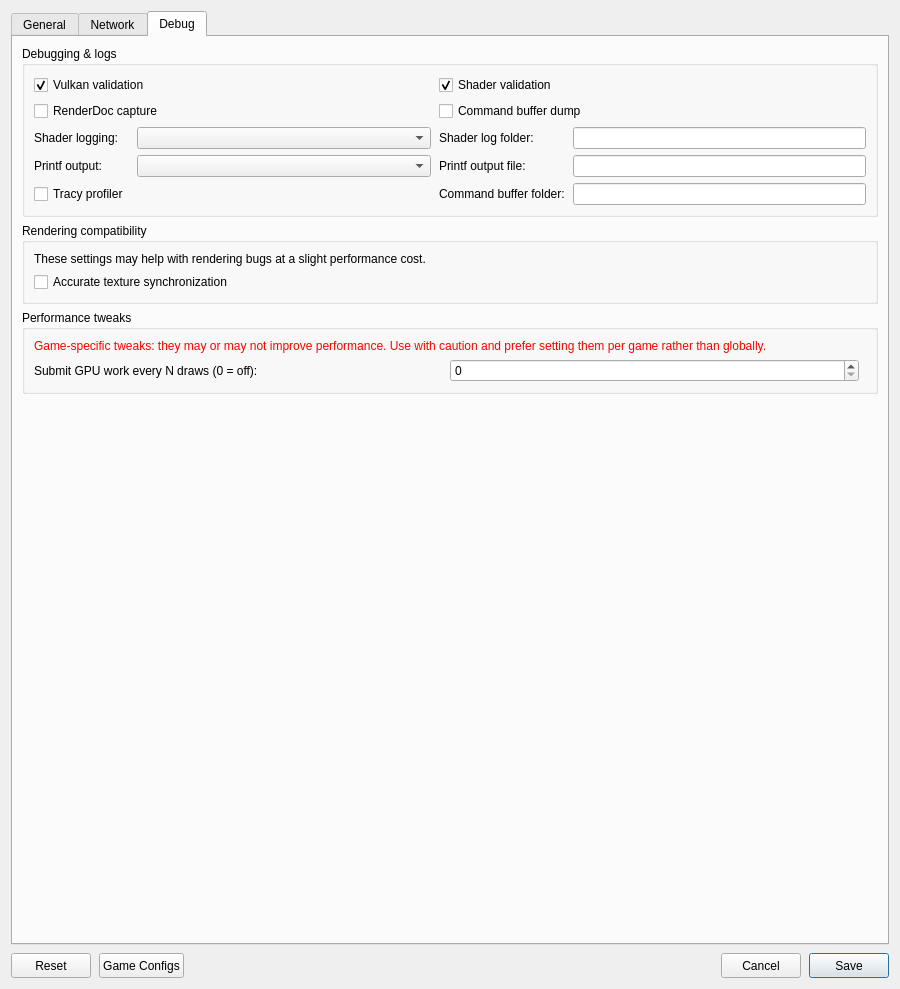
The window that src/launcher/forms/configuration_edit_dialog.ui (Maksim1000-dev/PulsePS5) describes before a commit, drawn with Qt 5.
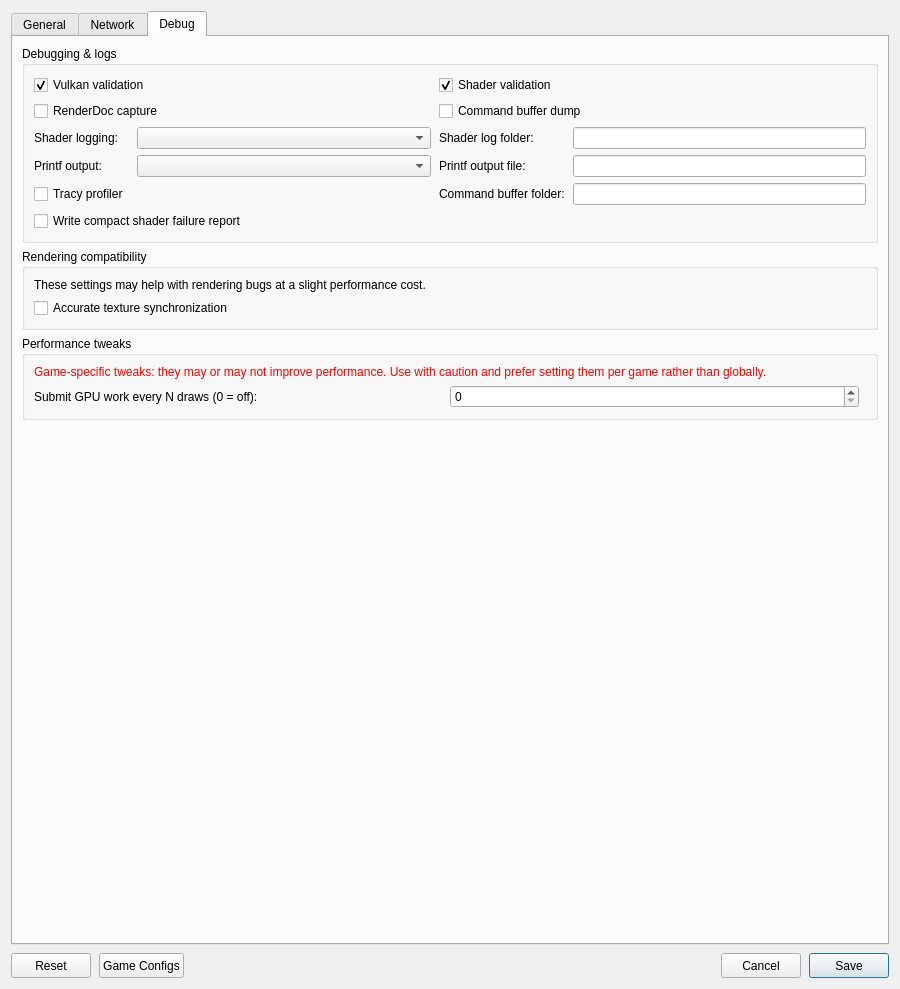
The same window after the commit. The open tabs and pages were chosen to show the change. Custom widgets are drawn as their Qt base class.

What changed in the file:
```diff
--- a/src/launcher/forms/configuration_edit_dialog.ui
+++ b/src/launcher/forms/configuration_edit_dialog.ui
@@ -623,6 +623,12 @@
             <property name="text"><string>Tracy profiler</string></property>
            </widget>
           </item>
+          <item row="5" column="0" colspan="4">
+           <widget class="QCheckBox" name="checkBox_shader_failure_log">
+            <property name="toolTip"><string>On a shader compilation failure, write a compact report with the shader stage, last compilation step, and error to the shader log folder.</string></property>
+            <property name="text"><string>Write compact shader failure report</string></property>
+           </widget>
+          </item>
           <item row="4" column="2">
            <widget class="QLabel" name="label_cmd_dump_folder">
             <property name="text"><string>Command buffer folder:</string></property>
```
